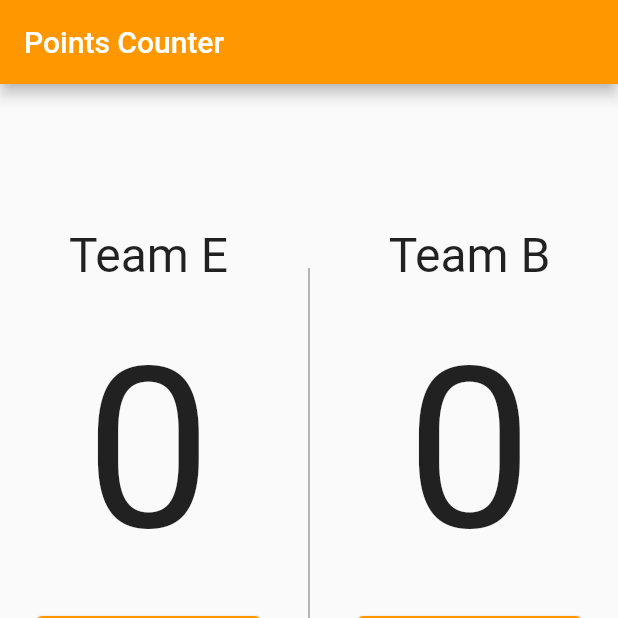
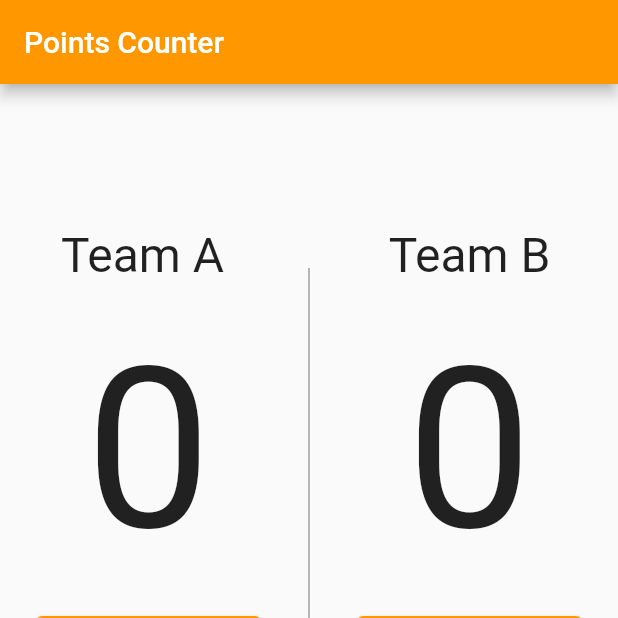
Before and after one commit to El-Sayed-Mustafa/basketball_counter_app, a Flutter app: the screen it shows after launch, on a phone screen of 412 x 824 dp, the top half of it. Run offline on Flutter 3.47's test engine with Material 2 defaults, Android fonts, the phone set to English and light mode, and no system bars; our stand-ins replace flutter_bloc.

```diff
--- a/lib/main.dart
+++ b/lib/main.dart
@@ -1,14 +1,17 @@
 import 'package:flutter/material.dart';
 
 void main() {
-  runApp(pointsCounter());
+  runApp(const pointsCounter());
 }
 
 class pointsCounter extends StatefulWidget {
+  const pointsCounter({Key? key}) : super(key: key);
+
   @override
   State<pointsCounter> createState() => _pointsCounterState();
 }
 
+// ignore: camel_case_types
 class _pointsCounterState extends State<pointsCounter> {
   int teamAPoints = 0;
 
@@ -25,7 +28,7 @@ class _pointsCounterState extends State<pointsCounter> {
       home: Scaffold(
         appBar: AppBar(
           backgroundColor: Colors.orange,
-          title: Text('Points Counter'),
+          title: const Text('Points Counter'),
         ),
         body: Column(
           mainAxisAlignment: MainAxisAlignment.spaceEvenly,
@@ -33,28 +36,28 @@ class _pointsCounterState extends State<pointsCounter> {
             Row(
               mainAxisAlignment: MainAxisAlignment.spaceEvenly,
               children: [
-                Container(
+                SizedBox(
                   height: 500,
                   child: Column(
                     mainAxisAlignment: MainAxisAlignment.spaceEvenly,
                     children: [
-                      Text(
-                        'Team E',
+                      const Text(
+                        'Team A ',
                         style: TextStyle(
                           fontSize: 32,
                         ),
                       ),
                       Text(
                         '$teamAPoints',
-                        style: TextStyle(
+                        style: const TextStyle(
                           fontSize: 150,
                         ),
                       ),
                       ElevatedButton(
                         style: ElevatedButton.styleFrom(
-                          padding: EdgeInsets.all(8),
-                          primary: Colors.orange,
-                          minimumSize: Size(150, 50),
+                          padding: const EdgeInsets.all(8),
+                          backgroundColor: Colors.orange,
+                          minimumSize: const Size(150, 50),
                         ),
                         onPressed: () {
                           setState(() {
@@ -62,7 +65,7 @@ class _pointsCounterState extends State<pointsCounter> {
                           });
                           print(teamAPoints);
                         },
-                        child: Text(
+                        child: const Text(
                           'Add 1 Point ',
                           style: TextStyle(
                             fontSize: 18,
@@ -72,15 +75,15 @@ class _pointsCounterState extends State<pointsCounter> {
                       ),
                       ElevatedButton(
                         style: ElevatedButton.styleFrom(
-                          primary: Colors.orange,
-                          minimumSize: Size(150, 50),
+                          backgroundColor: Colors.orange,
+                          minimumSize: const Size(150, 50),
                         ),
                         onPressed: () {
                           setState(() {
                             teamAPoints += 2;
                           });
                         },
-                        child: Text(
+                        child: const Text(
                           'Add 2 Point',
                           style: TextStyle(
                             fontSize: 18,
@@ -91,14 +94,14 @@ class _pointsCounterState extends State<pointsCounter> {
                       ElevatedButton(
                         style: ElevatedButton.styleFrom(
                           primary: Colors.orange,
-                          minimumSize: Size(150, 50),
+                          minimumSize: const Size(150, 50),
                         ),
                         onPressed: () {
                           setState(() {
                             teamAPoints += 3;
                           });
                         },
-                        child: Text(
+                        child: const Text(
                           'Add 3 Point ',
                           style: TextStyle(
                             fontSize: 18,
@@ -111,7 +114,7 @@ class _pointsCounterState extends State<pointsCounter> {
                 ),
                 Container(
                   height: 500,
-                  child: VerticalDivider(
+                  child: const VerticalDivider(
                     indent: 50,
                     endIndent: 50,
                     color: Colors.grey,
@@ -123,7 +126,7 @@ class _pointsCounterState extends State<pointsCounter> {
                   child: Column(
                     mainAxisAlignment: MainAxisAlignment.spaceEvenly,
                     children: [
-                      Text(
+                      const Text(
                         'Team B',
                         style: TextStyle(
                           fontSize: 32,
@@ -131,21 +134,21 @@ class _pointsCounterState extends State<pointsCounter> {
                       ),
                       Text(
                         '$teamBPoints',
-                        style: TextStyle(
+                        style: const TextStyle(
                           fontSize: 150,
                         ),
                       ),
                       ElevatedButton(
                         style: ElevatedButton.styleFrom(
-                          padding: EdgeInsets.all(8),
+                          padding: const EdgeInsets.all(8),
                           primary: Colors.orange,
-                          minimumSize: Size(150, 50),
+                          minimumSize: const Size(150, 50),
                         ),
                         onPressed: () {
                           setState(() {});
                           teamBPoints++;
                         },
-                        child: Text(
+                        child: const Text(
                           'Add 1 Point ',
                           style: TextStyle(
                             fontSize: 18,
@@ -156,13 +159,13 @@ class _pointsCounterState extends State<pointsCounter> {
                       ElevatedButton(
                         style: ElevatedButton.styleFrom(
                           primary: Colors.orange,
-                          minimumSize: Size(150, 50),
+                          minimumSize: const Size(150, 50),
                         ),
                         onPressed: () {
                           setState(() {});
                           teamBPoints += 2;
                         },
-                        child: Text(
+                        child: const Text(
                           'Add 2 Point ',
                           style: TextStyle(
                             fontSize: 18,
@@ -173,14 +176,14 @@ class _pointsCounterState extends State<pointsCounter> {
                       ElevatedButton(
                         style: ElevatedButton.styleFrom(
                           primary: Colors.orange,
-                          minimumSize: Size(150, 50),
+                          minimumSize: const Size(150, 50),
                         ),
                         onPressed: () {
                           setState(() {
                             teamBPoints += 3;
                           });
                         },
-                        child: Text(
+                        child: const Text(
                           'Add 3 Point ',
                           style: TextStyle(
                             fontSize: 18,
@@ -195,9 +198,9 @@ class _pointsCounterState extends State<pointsCounter> {
             ),
             ElevatedButton(
               style: ElevatedButton.styleFrom(
-                padding: EdgeInsets.all(8),
+                padding: const EdgeInsets.all(8),
                 primary: Colors.orange,
-                minimumSize: Size(150, 50),
+                minimumSize: const Size(150, 50),
               ),
               onPressed: () {
                 setState(() {
@@ -205,7 +208,7 @@ class _pointsCounterState extends State<pointsCounter> {
                   teamBPoints = 0;
                 });
               },
-              child: Text(
+              child: const Text(
                 'Reset',
                 style: TextStyle(
                   fontSize: 18,
--- a/pubspec.yaml
+++ b/pubspec.yaml
@@ -34,6 +34,8 @@ dependencies:
   # The following adds the Cupertino Icons font to your application.
   # Use with the CupertinoIcons class for iOS style icons.
   cupertino_icons: ^1.0.2
+  ff_bloc: ^1.0.3
+  flutter_bloc: ^8.1.2
 
 dev_dependencies:
   flutter_test:
```
Also changed, not shown: pubspec.lock, 3 other files.
